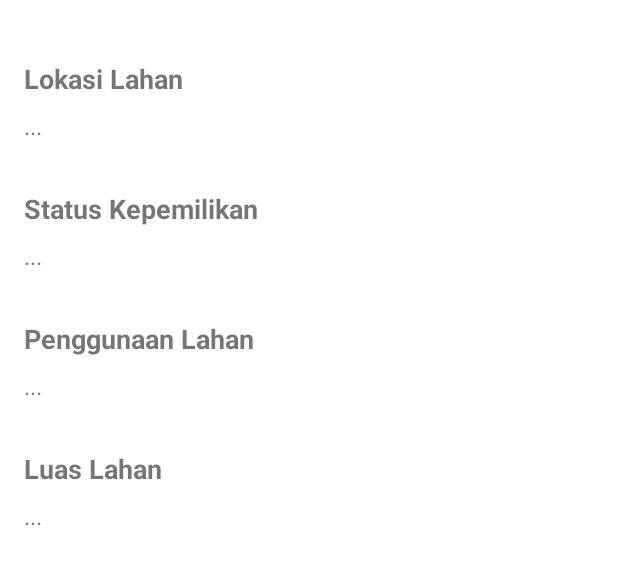
After one commit to ChofifatulH/PAB_projek_aset, an Android app: the layout fragment_detail_lahan.xml on its own in the app's theme, with its tools: preview values and no code run, on a phone screen of 412 x 824 dp. The commit adds this screen. Shown: the top 564 px of the screen. Run offline under Robolectric (Android 15) with nearby library versions, the light colour scheme and no system bars.

Commit message:
add lahan

```diff
--- /dev/null
+++ b/PAB_android_projek_aset/app/src/main/res/layout/fragment_detail_lahan.xml
@@ -0,0 +1,75 @@
+<?xml version="1.0" encoding="utf-8"?>
+<LinearLayout xmlns:android="http://schemas.android.com/apk/res/android"
+    android:layout_width="match_parent"
+    android:layout_height="match_parent"
+    android:orientation="vertical"
+    android:padding="16dp">
+
+    <TextView
+        android:layout_width="wrap_content"
+        android:layout_height="wrap_content"
+        android:layout_marginBottom="8dp"
+        android:layout_marginTop="24sp"
+        android:textSize="18sp"
+        android:textStyle="bold"
+        android:text="@string/lokasi_lahan"/>
+
+    <TextView
+        android:id="@+id/txtLokasiLahan"
+        android:layout_width="wrap_content"
+        android:layout_height="wrap_content"
+        android:textSize="16sp"
+        android:text="@string/lokasi"
+        android:layout_marginBottom="8dp"/>
+
+    <TextView
+        android:layout_width="wrap_content"
+        android:layout_height="wrap_content"
+        android:layout_marginBottom="8dp"
+        android:layout_marginTop="24sp"
+        android:textSize="18sp"
+        android:textStyle="bold"
+        android:text="@string/status_kepemilikan"/>
+
+    <TextView
+        android:id="@+id/txtStatusKepemilikan"
+        android:layout_width="wrap_content"
+        android:layout_height="wrap_content"
+        android:text="@string/Status"
+        android:textSize="16sp"
+        android:layout_marginBottom="8dp"/>
+
+    <TextView
+        android:layout_width="wrap_content"
+        android:layout_height="wrap_content"
+        android:layout_marginBottom="8dp"
+        android:layout_marginTop="24sp"
+        android:textSize="18sp"
+        android:textStyle="bold"
+        android:text="@string/penggunaan_lahan"/>
+
+    <TextView
+        android:id="@+id/txtPenggunaanLahan"
+        android:layout_width="wrap_content"
+        android:layout_height="wrap_content"
+        android:text="@string/Penggunaan"
+        android:textSize="16sp"
+        android:layout_marginBottom="8dp"/>
+
+    <TextView
+        android:layout_width="wrap_content"
+        android:layout_height="wrap_content"
+        android:layout_marginBottom="8dp"
+        android:layout_marginTop="24sp"
+        android:textSize="18sp"
+        android:textStyle="bold"
+        android:text="@string/luas_lahan"/>
+
+    <TextView
+        android:id="@+id/txtLuasLahan"
+        android:layout_width="wrap_content"
+        android:layout_height="wrap_content"
+        android:textSize="16sp"
+        android:text="@string/luas"
+        android:layout_marginBottom="8dp"/>
+</LinearLayout>
--- a/PAB_android_projek_aset/app/src/main/res/menu/activity_main_drawer.xml
+++ b/PAB_android_projek_aset/app/src/main/res/menu/activity_main_drawer.xml
@@ -23,4 +23,8 @@
         android:id="@+id/nav_prasarana2"
         android:icon="@drawable/ic_menu_prasarana1"
         android:title="Prasarana 2" />
+    <item
+        android:id="@+id/nav_lahan"
+        android:icon="@drawable/baseline_location_on_24"
+        android:title="@string/menu_lahan" />
 </menu>
```
Also changed, not shown: PAB_android_projek_aset/app/src/main/java/com/l0122037/pab_android_projek_aset/ui/lahan/DetailLahanFragment.kt (added, +49 -0 lines), PAB_android_projek_aset/app/src/main/java/com/l0122037/pab_android_projek_aset/ui/lahan/Lahan.kt (added, +12 -0 lines), PAB_android_projek_aset/app/src/main/java/com/l0122037/pab_android_projek_aset/ui/lahan/LahanAdapter.kt (added, +48 -0 lines), PAB_android_projek_aset/app/src/main/java/com/l0122037/pab_android_projek_aset/ui/lahan/LahanFragment.kt (added, +72 -0 lines), PAB_android_projek_aset/app/src/main/java/com/l0122037/pab_android_projek_aset/ui/lahan/LahanViewModel.kt (added, +13 -0 lines), PAB_android_projek_aset/app/src/main/res/drawable/card_background.xml (added, +11 -0 lines), PAB_android_projek_aset/app/src/main/res/layout/card_list_item_lahan.xml (added, +32 -0 lines), PAB_android_projek_aset/app/src/main/res/layout/fragment_lahan.xml (added, +17 -0 lines), PAB_android_projek_aset/app/src/main/res/navigation/mobile_navigation.xml (+16 -0 lines), PAB_android_projek_aset/app/src/main/res/values/strings.xml (+59 -0 lines).
